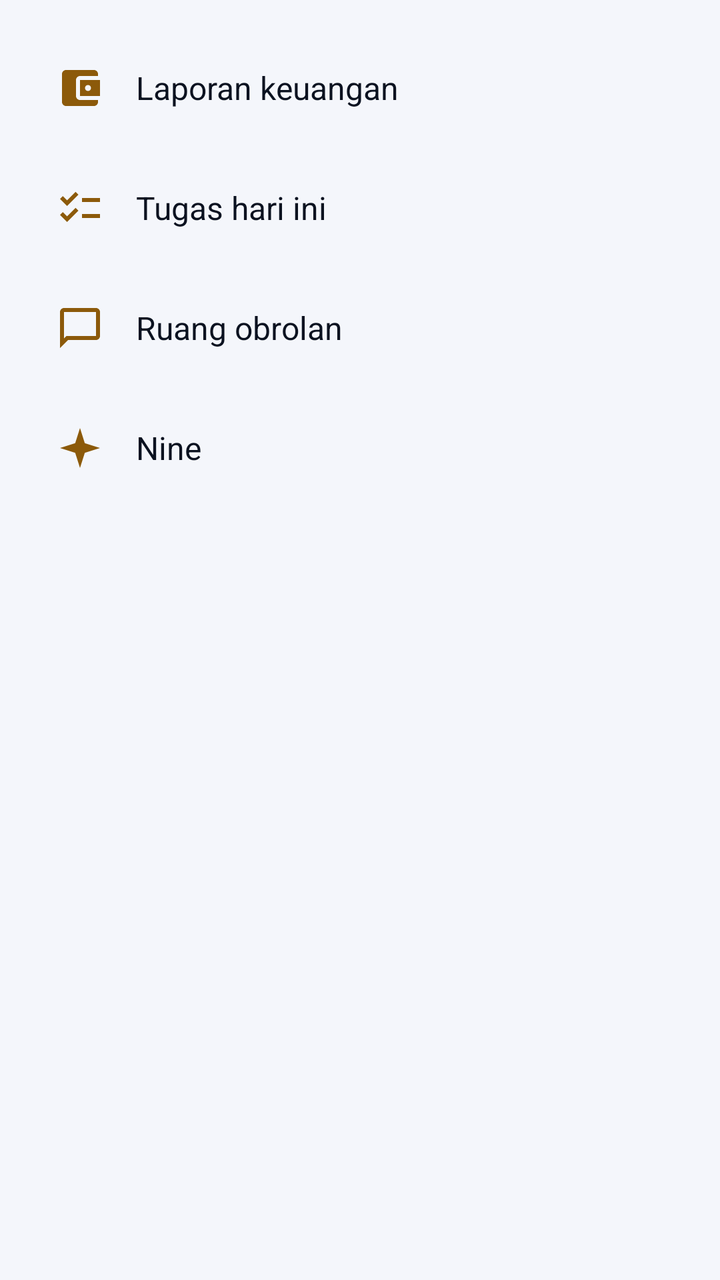
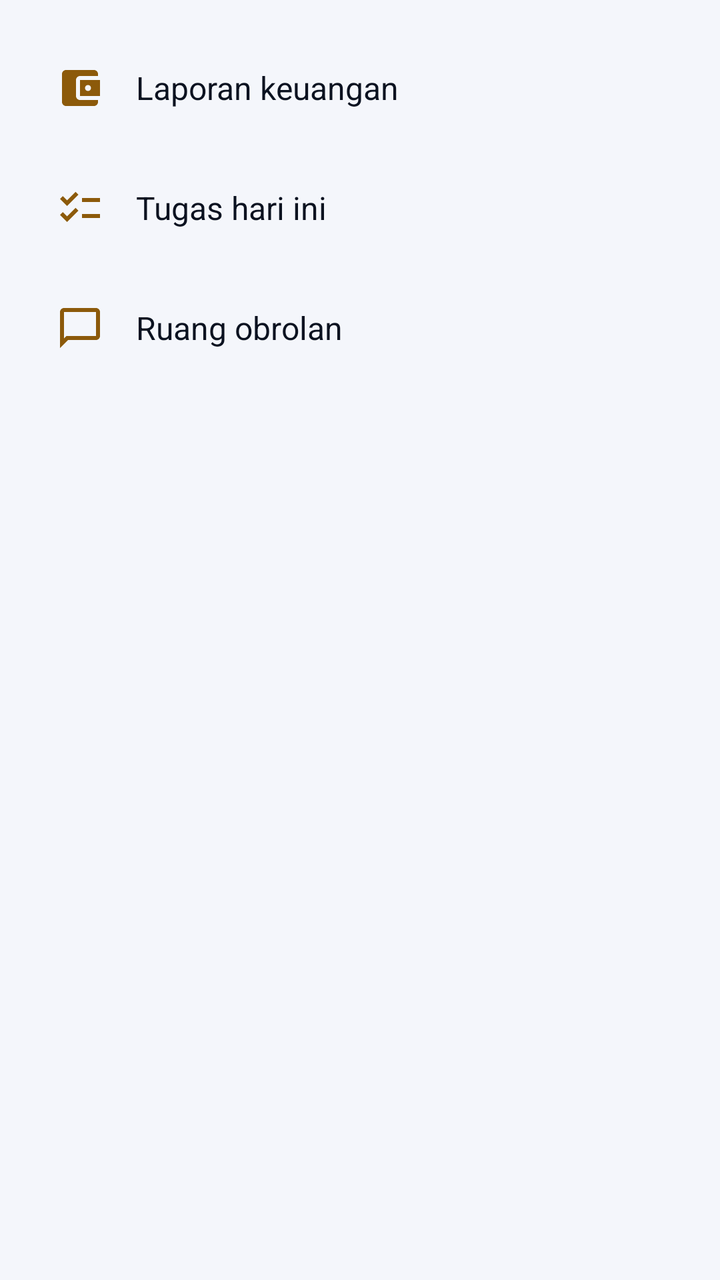

The first picture is an Android layout as it rendered before a commit; the second is the same layout after the commit. The layout source and the unified diff follow.
<!-- AndroidManifest.xml: application theme Theme.Nine -->
<!-- res/layout/sheet_hub.xml -->
<?xml version="1.0" encoding="utf-8"?>
<LinearLayout xmlns:android="http://schemas.android.com/apk/res/android"
    android:layout_width="match_parent"
    android:layout_height="wrap_content"
    android:orientation="vertical"
    android:paddingStart="20dp"
    android:paddingTop="12dp"
    android:paddingEnd="20dp"
    android:paddingBottom="24dp">

    <TextView
        android:id="@+id/hubFinance"
        style="@style/Nine.MenuRow"
        android:drawableStart="@drawable/ic_wallet"
        android:text="@string/hub_finance" />

    <TextView
        android:id="@+id/hubTodo"
        style="@style/Nine.MenuRow"
        android:drawableStart="@drawable/ic_checklist"
        android:text="@string/todo_title" />

    <TextView
        android:id="@+id/hubSpaces"
        style="@style/Nine.MenuRow"
        android:drawableStart="@drawable/ic_chat"
        android:text="@string/hub_spaces" />

    <TextView
        android:id="@+id/hubNine"
        style="@style/Nine.MenuRow"
        android:drawableStart="@drawable/ic_nine"
        android:text="@string/hub_nine" />
</LinearLayout>
<!-- resources referenced by this layout -->
<resources>
  <!-- drawable ic_chat (drawable) -->
  <vector xmlns:android="http://schemas.android.com/apk/res/android"
      android:width="24dp"
      android:height="24dp"
      android:viewportWidth="24"
      android:viewportHeight="24">
      <path
          android:fillColor="@android:color/white"
          android:pathData="M20,2H4c-1.1,0 -2,0.9 -2,2v18l4,-4h14c1.1,0 2,-0.9 2,-2V4c0,-1.1 -0.9,-2 -2,-2zM20,16H5.17L4,17.17V4h16v12z" />
  </vector>
  <!-- drawable ic_checklist (drawable) -->
  <vector xmlns:android="http://schemas.android.com/apk/res/android"
      android:width="24dp"
      android:height="24dp"
      android:viewportWidth="24"
      android:viewportHeight="24">
      <path
          android:fillColor="@android:color/white"
          android:pathData="M22,7h-9v2h9V7zM22,15h-9v2h9V15zM5.54,11L2,7.46l1.41,-1.41l2.12,2.12l4.24,-4.24l1.41,1.41L5.54,11zM5.54,19L2,15.46l1.41,-1.41l2.12,2.12l4.24,-4.24l1.41,1.41L5.54,19z" />
  </vector>
  <!-- drawable ic_nine (drawable) -->
  <vector xmlns:android="http://schemas.android.com/apk/res/android"
      android:width="24dp"
      android:height="24dp"
      android:viewportWidth="24"
      android:viewportHeight="24">
      <path
          android:fillColor="@android:color/white"
          android:pathData="M12,2l2.4,7.6L22,12l-7.6,2.4L12,22l-2.4,-7.6L2,12l7.6,-2.4z" />
  </vector>
  <!-- drawable ic_wallet (drawable) -->
  <vector xmlns:android="http://schemas.android.com/apk/res/android"
      android:width="24dp"
      android:height="24dp"
      android:viewportWidth="24"
      android:viewportHeight="24">
      <path
          android:fillColor="@android:color/white"
          android:pathData="M21,18v1c0,1.1 -0.9,2 -2,2H5c-1.11,0 -2,-0.9 -2,-2V5c0,-1.1 0.89,-2 2,-2h14c1.1,0 2,0.9 2,2v1h-9c-1.11,0 -2,0.9 -2,2v8c0,1.1 0.89,2 2,2h9zM12,16h10V8H12v8zM16,13.5c-0.83,0 -1.5,-0.67 -1.5,-1.5s0.67,-1.5 1.5,-1.5 1.5,0.67 1.5,1.5 -0.67,1.5 -1.5,1.5z" />
  </vector>
  <string name="hub_finance">Laporan keuangan</string>
  <string name="hub_nine">Nine</string>
  <string name="hub_spaces">Ruang obrolan</string>
  <string name="todo_title">Tugas hari ini</string>
  <style name="Nine.MenuRow" parent="">
          <item name="android:layout_width">match_parent</item>
          <item name="android:layout_height">56dp</item>
          <item name="android:layout_marginTop">4dp</item>
          <item name="android:background">?attr/selectableItemBackground</item>
          <item name="android:drawablePadding">16dp</item>
          <item name="android:drawableTint">@color/nine_gold</item>
          <item name="android:gravity">center_vertical</item>
          <item name="android:paddingStart">8dp</item>
          <item name="android:textColor">@color/nine_on_bg</item>
          <item name="android:textSize">16sp</item>
      </style>
  <color name="nine_gold">#8C5A0A</color>
  <color name="nine_on_bg">#0B1220</color>
  <color name="nine_accent">#8C5A0A</color>
  <color name="nine_bg">#F4F6FB</color>
  <color name="nine_pill">#E3E8F2</color>
  <color name="nine_vignette_edge">#33C7861A</color>
  <color name="nine_card">#FFFFFF</color>
  <color name="nine_muted">#4B5466</color>
  <color name="nine_outline">#B8C0CF</color>
  <color name="nine_outline_variant">#DCE1EA</color>
  <style name="Nine.BottomSheetDialog" parent="ThemeOverlay.Material3.BottomSheetDialog">
          <item name="bottomSheetStyle">@style/Nine.BottomSheet</item>
      </style>
  <style name="Nine.BottomSheet" parent="Widget.Material3.BottomSheet.Modal">
          <item name="backgroundTint">@color/nine_card</item>
      </style>
  <!-- unchanged entries left out for length: 1 -->
</resources>

<!-- the commit's change to res/layout/sheet_hub.xml (unified diff, before → after) -->
@@ -26,9 +26,4 @@
         android:drawableStart="@drawable/ic_chat"
         android:text="@string/hub_spaces" />
 
-    <TextView
-        android:id="@+id/hubNine"
-        style="@style/Nine.MenuRow"
-        android:drawableStart="@drawable/ic_nine"
-        android:text="@string/hub_nine" />
 </LinearLayout>
<!-- resource entries referenced after the edit -->
@@ -20,16 +20,6 @@
           android:fillColor="@android:color/white"
           android:pathData="M22,7h-9v2h9V7zM22,15h-9v2h9V15zM5.54,11L2,7.46l1.41,-1.41l2.12,2.12l4.24,-4.24l1.41,1.41L5.54,11zM5.54,19L2,15.46l1.41,-1.41l2.12,2.12l4.24,-4.24l1.41,1.41L5.54,19z" />
   </vector>
-  <!-- drawable ic_nine (drawable) -->
-  <vector xmlns:android="http://schemas.android.com/apk/res/android"
-      android:width="24dp"
-      android:height="24dp"
-      android:viewportWidth="24"
-      android:viewportHeight="24">
-      <path
-          android:fillColor="@android:color/white"
-          android:pathData="M12,2l2.4,7.6L22,12l-7.6,2.4L12,22l-2.4,-7.6L2,12l7.6,-2.4z" />
-  </vector>
   <!-- drawable ic_wallet (drawable) -->
   <vector xmlns:android="http://schemas.android.com/apk/res/android"
       android:width="24dp"
@@ -41,7 +31,6 @@
           android:pathData="M21,18v1c0,1.1 -0.9,2 -2,2H5c-1.11,0 -2,-0.9 -2,-2V5c0,-1.1 0.89,-2 2,-2h14c1.1,0 2,0.9 2,2v1h-9c-1.11,0 -2,0.9 -2,2v8c0,1.1 0.89,2 2,2h9zM12,16h10V8H12v8zM16,13.5c-0.83,0 -1.5,-0.67 -1.5,-1.5s0.67,-1.5 1.5,-1.5 1.5,0.67 1.5,1.5 -0.67,1.5 -1.5,1.5z" />
   </vector>
   <string name="hub_finance">Laporan keuangan</string>
-  <string name="hub_nine">Nine</string>
   <string name="hub_spaces">Ruang obrolan</string>
   <string name="todo_title">Tugas hari ini</string>
   <style name="Nine.MenuRow" parent="">
